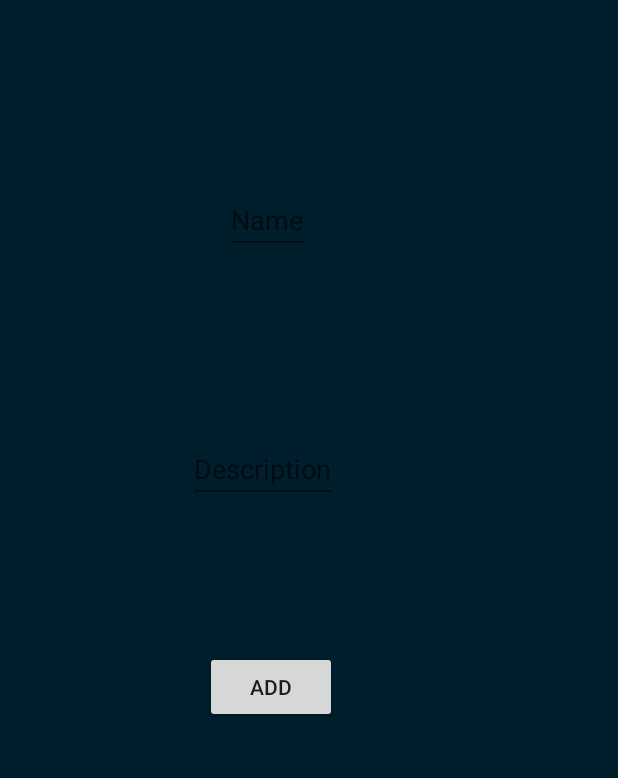
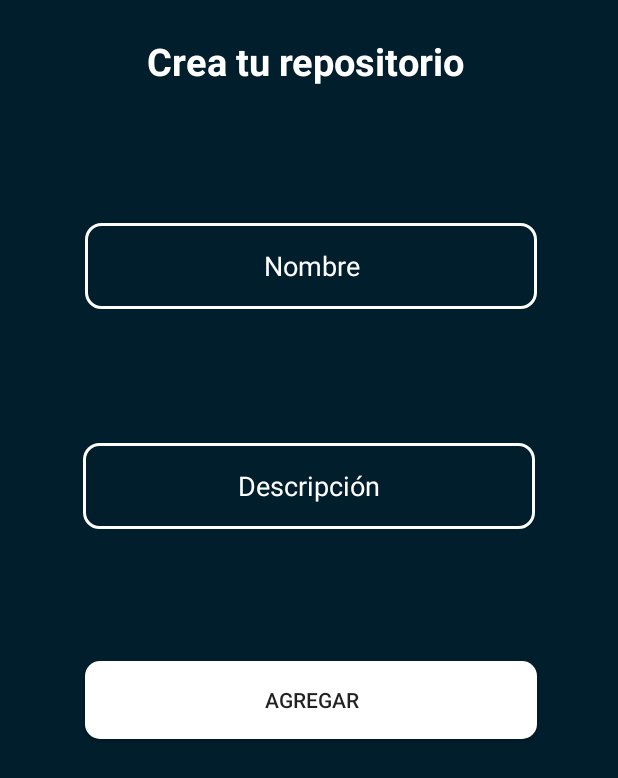
Before and after one commit to EduardJiron/12HGitCraft, an Android app: the fragment AgregarRepoFragment placed in its activity, on a phone screen of 412 x 824 dp. Shown: the top 778 px of the screen. Run offline under Robolectric (Android 15) with nearby library versions, the phone set to English and light mode, and no system bars.

Commit message:
InterfazRepo

```diff
--- a/app/src/main/res/layout/fragment_agregar_repo.xml
+++ b/app/src/main/res/layout/fragment_agregar_repo.xml
@@ -11,54 +11,79 @@
     tools:context=".GestionarFragment"
     tools:ignore="ExtraText">
 
+    <TextView
+        android:id="@+id/textInfoNuevoRepo"
+        android:layout_width="363dp"
+        android:layout_height="40dp"
+        android:text="Crea tu repositorio "
+        android:textAlignment="center"
+        android:textColor="@color/white"
+        android:textSize="25sp"
+        android:textStyle="bold"
+        app:layout_constraintBottom_toBottomOf="parent"
+        app:layout_constraintEnd_toEndOf="parent"
+        app:layout_constraintStart_toStartOf="parent"
+        app:layout_constraintTop_toTopOf="parent"
+        app:layout_constraintVertical_bias="0.030" />
 
     <EditText
         android:id="@+id/txtNombre"
-        android:layout_width="wrap_content"
-        android:layout_height="wrap_content"
+        android:layout_width="301dp"
+        android:layout_height="57dp"
+
         android:layout_alignParentLeft="true"
         android:layout_alignParentTop="true"
         android:layout_marginStart="150dp"
-        android:layout_marginTop="100dp"
+        android:layout_marginTop="135dp"
         android:layout_marginEnd="206dp"
         android:layout_marginBottom="48dp"
-        android:hint="Name"
+        android:background="@drawable/edit_text_rounded"
+        android:hint="Nombre"
+        android:textAlignment="center"
+        android:textColor="@color/white"
+        android:textColorHint="@color/white"
         app:layout_constraintBottom_toTopOf="@+id/txtDesc"
         app:layout_constraintEnd_toEndOf="parent"
-        app:layout_constraintHorizontal_bias="0.0"
+        app:layout_constraintHorizontal_bias="0.382"
         app:layout_constraintStart_toStartOf="parent"
         app:layout_constraintTop_toTopOf="parent" />
 
     <EditText
         android:id="@+id/txtDesc"
-        android:layout_width="wrap_content"
-        android:layout_height="wrap_content"
+        android:layout_width="301dp"
+        android:layout_height="57dp"
         android:layout_below="@+id/txtNombre"
         android:layout_alignParentLeft="true"
         android:layout_marginStart="126dp"
-        android:layout_marginTop="48dp"
+        android:layout_marginTop="28dp"
         android:layout_marginEnd="187dp"
         android:layout_marginBottom="67dp"
-        android:hint="Description"
+        android:background="@drawable/edit_text_rounded"
+        android:hint="Descripción"
+        android:textAlignment="center"
+        android:textColor="@color/white"
+        android:textColorHint="@color/white"
         app:layout_constraintBottom_toTopOf="@+id/btnAgregar"
         app:layout_constraintEnd_toEndOf="parent"
-        app:layout_constraintHorizontal_bias="1.0"
+        app:layout_constraintHorizontal_bias="0.349"
         app:layout_constraintStart_toStartOf="parent"
         app:layout_constraintTop_toBottomOf="@+id/txtNombre" />
 
     <Button
         android:id="@+id/btnAgregar"
-        android:layout_width="wrap_content"
-        android:layout_height="wrap_content"
+        android:layout_width="301dp"
+        android:layout_height="52dp"
         android:layout_below="@+id/txtDesc"
         android:layout_centerHorizontal="true"
         android:layout_marginStart="136dp"
         android:layout_marginTop="7dp"
         android:layout_marginEnd="187dp"
         android:layout_marginBottom="318dp"
-        android:text="Add"
+        android:background="@drawable/button_rounded"
+        android:text="Agregar"
         app:layout_constraintBottom_toBottomOf="parent"
         app:layout_constraintEnd_toEndOf="parent"
+        app:layout_constraintHorizontal_bias="0.375"
         app:layout_constraintStart_toStartOf="parent"
         app:layout_constraintTop_toBottomOf="@+id/txtDesc" />
 
```
Also changed, not shown: app/src/main/res/layout/fragment_gestionar.xml (+21 -32 lines), app/src/main/res/layout/fragment_login.xml (+0 -13 lines), app/src/main/res/layout/itemrepository.xml (+16 -10 lines), app/src/main/res/drawable/agregar.png (added), app/src/main/res/drawable/editar.png (added), app/src/main/res/drawable/favoritos.png (added), app/src/main/res/drawable/papelera.png (added), app/src/main/res/drawable/repositorios.png (added), app/src/main/res/drawable/seguidores.png (added).
